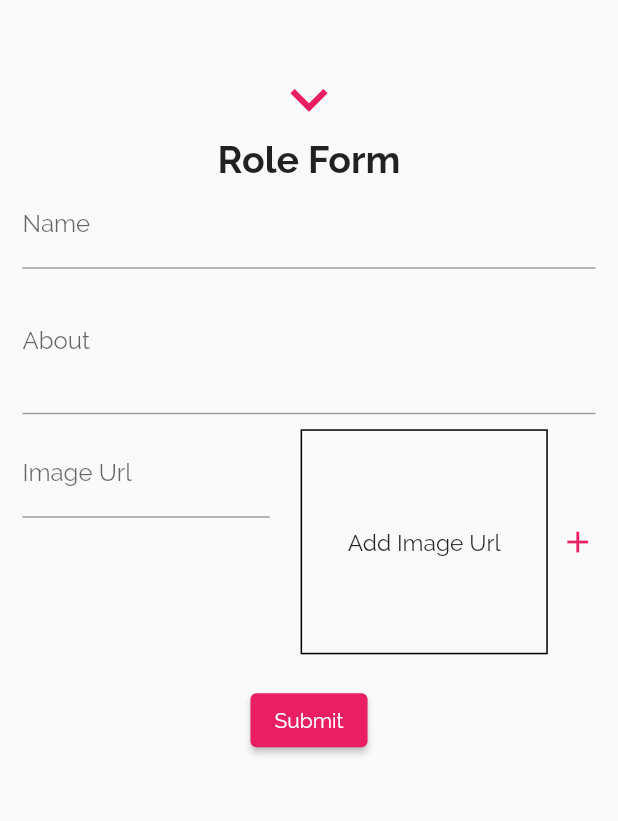
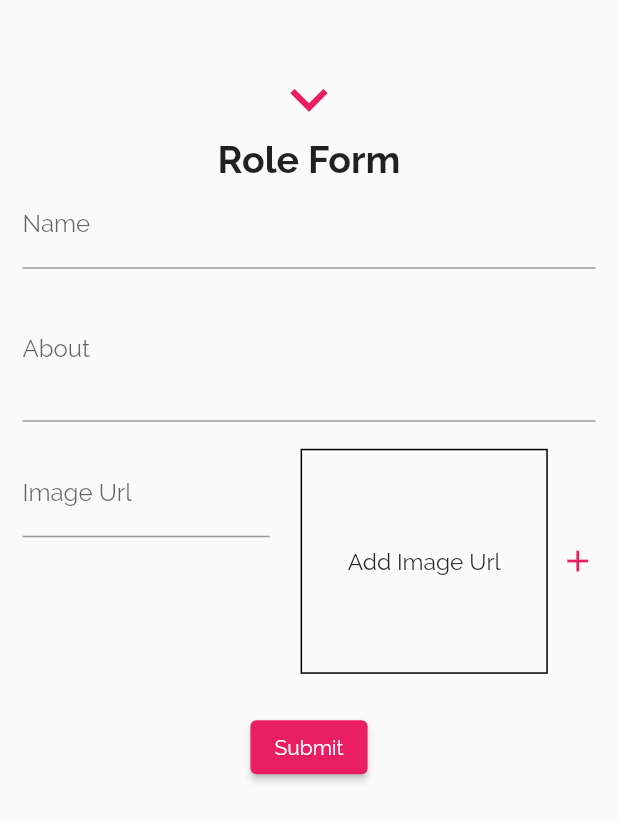
Before and after one commit to Nipun-Dew/Drama-Review-App, a Flutter app: the RoleFormScreen screen opened directly, on a phone screen of 412 x 824 dp. Shown: the top 821 px of the screen. Run offline on Flutter 3.47's test engine with Material 2 defaults, Android fonts, the phone set to English and light mode, and no system bars; our stand-ins replace carousel_slider, flutter_rating_bar, jwt_decoder, youtube_player_flutter; network calls fail.

Commit message:
Forms edited

```diff
--- a/lib/screens/form_screens/role_form.dart
+++ b/lib/screens/form_screens/role_form.dart
@@ -162,6 +162,9 @@ class _RoleFormScreenState extends State<RoleFormScreen> {
                                       return null;
                                     },
                                   ),
+                                  SizedBox(
+                                    height: 5,
+                                  ),
                                   TextFormField(
                                     decoration: InputDecoration(labelText: 'About'),
                                     maxLines: 3,
@@ -184,6 +187,9 @@ class _RoleFormScreenState extends State<RoleFormScreen> {
                                       }
                                       return null;
                                     },
+                                  ),
+                                  SizedBox(
+                                    height: 8,
                                   ),
                                   Container(
                                     width: screenWidth,
@@ -275,6 +281,9 @@ class _RoleFormScreenState extends State<RoleFormScreen> {
                                       ],
                                     ),
                                   ),
+                                  SizedBox(
+                                    height: 5,
+                                  ),
                                   Padding(
                                     padding: EdgeInsets.only(top: 20),
                                     child: ElevatedButton(
```
Also changed, not shown: lib/screens/form_screens/item_form.dart (+21 -2 lines).
